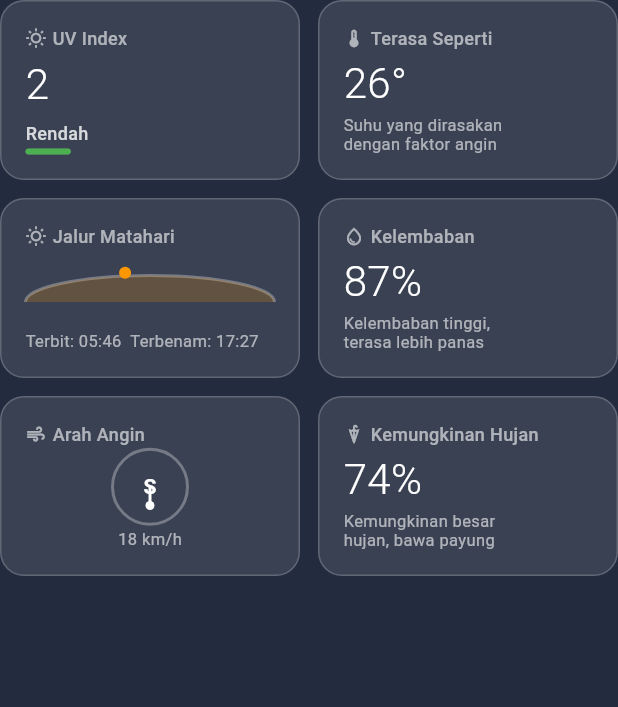
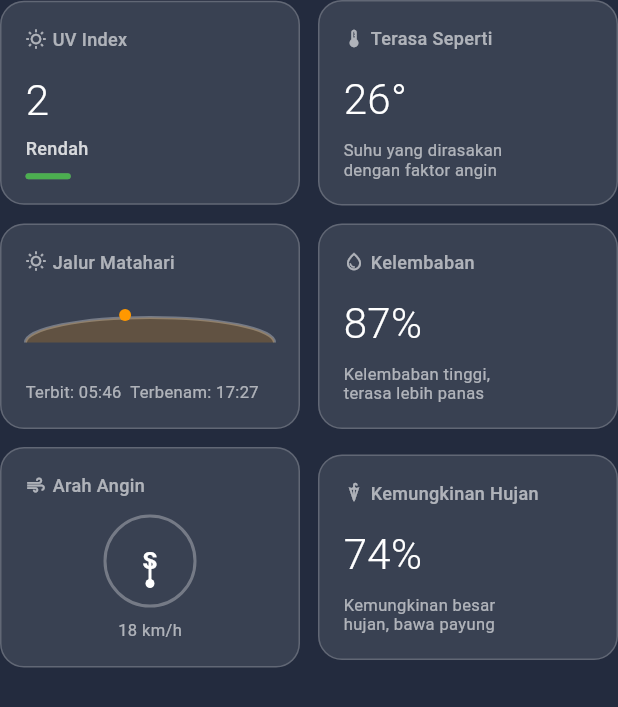
Before and after one commit to BWeather-App/bweather_frontend, a Flutter app: the WeatherWidgets widget shown alone on an empty page, opened directly, on a phone screen of 412 x 824 dp. Shown: the top 707 px of the screen. Run offline on Flutter 3.47's test engine with Material 3 defaults, Android fonts, the phone set to English and light mode, and no system bars; our stand-ins replace fl_chart, flutter_dotenv, flutter_local_notifications, geolocator, google_fonts, hive and 3 more; accounts and stored records are empty; Roboto replaces fonts that are missing (Montserrat).

Commit message:
revisi detail sheet

```diff
--- a/lib/screens/home/widgets/weather_detail_sheet.dart
+++ b/lib/screens/home/widgets/weather_detail_sheet.dart
@@ -75,7 +75,6 @@ class WeatherWidgets extends StatelessWidget {
     }
 
     return Container(
-      height: 120, // Tinggi tetap untuk konsistensi
       padding: const EdgeInsets.all(16),
       decoration: BoxDecoration(
         color: Colors.white.withOpacity(0.1),
@@ -84,7 +83,7 @@ class WeatherWidgets extends StatelessWidget {
       ),
       child: Column(
         crossAxisAlignment: CrossAxisAlignment.start,
-        mainAxisAlignment: MainAxisAlignment.spaceBetween,
+        mainAxisSize: MainAxisSize.min,
         children: [
           Row(
             children: [
@@ -104,9 +103,7 @@ class WeatherWidgets extends StatelessWidget {
               ),
             ],
           ),
-          Column(
-            crossAxisAlignment: CrossAxisAlignment.start,
-            children: [
+          const SizedBox(height: 12),
           Text(
             uvIndex.round().toString(),
             style: const TextStyle(
@@ -124,8 +121,7 @@ class WeatherWidgets extends StatelessWidget {
               fontWeight: FontWeight.w500,
             ),
           ),
-            ],
-          ),
+          const SizedBox(height: 8),
           Container(
             height: 4,
             decoration: BoxDecoration(
@@ -153,7 +149,6 @@ class WeatherWidgets extends StatelessWidget {
     final feelsLike = current?['terasa_seperti']?.round() ?? 26;
 
     return Container(
-      height: 120, // Tinggi tetap untuk konsistensi
       padding: const EdgeInsets.all(16),
       decoration: BoxDecoration(
         color: Colors.white.withOpacity(0.1),
@@ -162,7 +157,7 @@ class WeatherWidgets extends StatelessWidget {
       ),
       child: Column(
         crossAxisAlignment: CrossAxisAlignment.start,
-        mainAxisAlignment: MainAxisAlignment.spaceBetween,
+        mainAxisSize: MainAxisSize.min,
         children: [
           Row(
             children: [
@@ -182,6 +177,7 @@ class WeatherWidgets extends StatelessWidget {
               ),
             ],
           ),
+          const SizedBox(height: 12),
           Text(
             '${feelsLike}°',
             style: const TextStyle(
@@ -190,6 +186,7 @@ class WeatherWidgets extends StatelessWidget {
               fontWeight: FontWeight.w300,
             ),
           ),
+          const SizedBox(height: 8),
           Text(
             'Suhu yang dirasakan\ndengan faktor angin',
             style: TextStyle(
@@ -214,7 +211,6 @@ class WeatherWidgets extends StatelessWidget {
     }
 
     return Container(
-      height: 120, // Tinggi tetap untuk konsistensi
       padding: const EdgeInsets.all(16),
       decoration: BoxDecoration(
         color: Colors.white.withOpacity(0.1),
@@ -223,7 +219,7 @@ class WeatherWidgets extends StatelessWidget {
       ),
       child: Column(
         crossAxisAlignment: CrossAxisAlignment.start,
-        mainAxisAlignment: MainAxisAlignment.spaceBetween,
+        mainAxisSize: MainAxisSize.min,
         children: [
           Row(
             children: [
@@ -243,12 +239,15 @@ class WeatherWidgets extends StatelessWidget {
               ),
             ],
           ),
-          Expanded(
+          const SizedBox(height: 12),
+          SizedBox(
+            height: 50,
             child: CustomPaint(
               painter: SunPathPainter(sunrise: sunrise, sunset: sunset),
-              size: const Size(double.infinity, 40),
+              size: const Size(double.infinity, 50),
             ),
           ),
+          const SizedBox(height: 8),
           Text(
             'Terbit: $sunrise  Terbenam: $sunset',
             style: TextStyle(
@@ -266,7 +265,6 @@ class WeatherWidgets extends StatelessWidget {
     final humidity = current?['kelembapan']?.round() ?? 87;
 
     return Container(
-      height: 120, // Tinggi tetap untuk konsistensi
       padding: const EdgeInsets.all(16),
       decoration: BoxDecoration(
         color: Colors.white.withOpacity(0.1),
@@ -275,7 +273,7 @@ class WeatherWidgets extends StatelessWidget {
       ),
       child: Column(
         crossAxisAlignment: CrossAxisAlignment.start,
-        mainAxisAlignment: MainAxisAlignment.spaceBetween,
+        mainAxisSize: MainAxisSize.min,
         children: [
           Row(
             children: [
@@ -295,6 +293,7 @@ class WeatherWidgets extends StatelessWidget {
               ),
             ],
           ),
+          const SizedBox(height: 12),
           Text(
             '$humidity%',
             style: const TextStyle(
@@ -303,6 +302,7 @@ class WeatherWidgets extends StatelessWidget {
               fontWeight: FontWeight.w300,
             ),
           ),
+          const SizedBox(height: 8),
           Text(
             humidity > 70
                 ? 'Kelembaban tinggi,\nterasa lebih panas'
@@ -336,7 +336,6 @@ class WeatherWidgets extends StatelessWidget {
     }
 
     return Container(
-      height: 120, // Tinggi tetap untuk konsistensi
       padding: const EdgeInsets.all(16),
       decoration: BoxDecoration(
         color: Colors.white.withOpacity(0.1),
@@ -345,7 +344,7 @@ class WeatherWidgets extends StatelessWidget {
       ),
       child: Column(
         crossAxisAlignment: CrossAxisAlignment.start,
-        mainAxisAlignment: MainAxisAlignment.spaceBetween,
+        mainAxisSize: MainAxisSize.min,
         children: [
           Row(
             children: [
@@ -361,10 +360,11 @@ class WeatherWidgets extends StatelessWidget {
               ),
             ],
           ),
+          const SizedBox(height: 12),
           Center(
             child: SizedBox(
-              width: 50,
-              height: 50,
+              width: 60,
+              height: 60,
               child: CustomPaint(
                 painter: CompassPainter(windDirection),
                 child: Center(
@@ -372,7 +372,7 @@ class WeatherWidgets extends StatelessWidget {
                     getWindDirectionText(windDirection),
                     style: const TextStyle(
                       color: Colors.white,
-                      fontSize: 14,
+                      fontSize: 16,
                       fontWeight: FontWeight.w600,
                     ),
                   ),
@@ -380,6 +380,7 @@ class WeatherWidgets extends StatelessWidget {
               ),
             ),
           ),
+          const SizedBox(height: 8),
           Center(
             child: Text(
               '${windSpeed.round()} km/h',
@@ -399,7 +400,6 @@ class WeatherWidgets extends StatelessWidget {
     final rainChance = current?['peluang_hujan']?.round() ?? 74;
 
     return Container(
-      height: 120, // Tinggi tetap untuk konsistensi
       padding: const EdgeInsets.all(16),
       decoration: BoxDecoration(
         color: Colors.white.withOpacity(0.1),
@@ -408,7 +408,7 @@ class WeatherWidgets extends StatelessWidget {
       ),
       child: Column(
         crossAxisAlignment: CrossAxisAlignment.start,
-        mainAxisAlignment: MainAxisAlignment.spaceBetween,
+        mainAxisSize: MainAxisSize.min,
         children: [
           Row(
             children: [
@@ -428,6 +428,7 @@ class WeatherWidgets extends StatelessWidget {
               ),
             ],
           ),
+          const SizedBox(height: 12),
           Text(
             '$rainChance%',
             style: const TextStyle(
@@ -436,6 +437,7 @@ class WeatherWidgets extends StatelessWidget {
               fontWeight: FontWeight.w300,
             ),
           ),
+          const SizedBox(height: 8),
           Text(
             rainChance > 70
                 ? 'Kemungkinan besar\nhujan, bawa payung'
```
Lines whose indentation alone changed are shown as unchanged.
